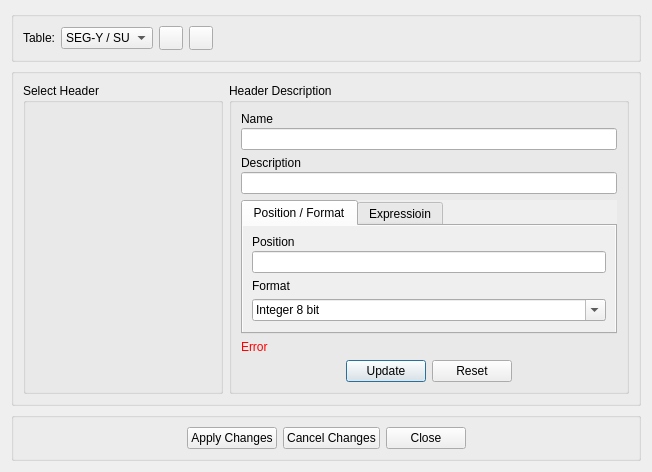
Before: the Qt Designer form SeiSeeMp/edithdrdialog.ui in wangweiwei104/SeiSee, drawn with Qt 5.
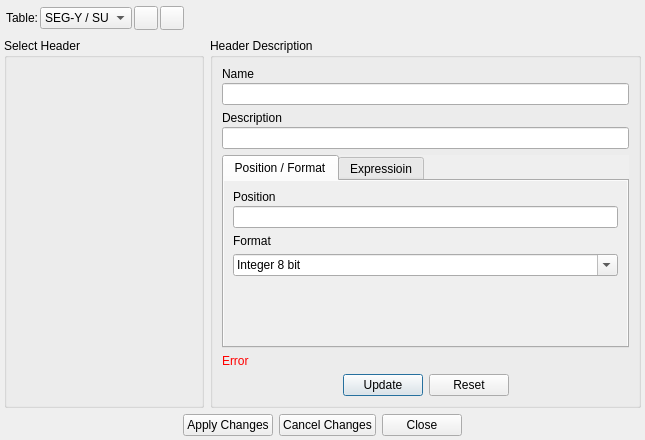
After: the same form once the commit is applied. Icons and pictures are not drawn. Custom widgets are drawn as their Qt base class.

Patch:
```diff
--- a/SeiSeeMp/edithdrdialog.ui
+++ b/SeiSeeMp/edithdrdialog.ui
@@ -14,18 +14,42 @@
    <string>Header Editor</string>
   </property>
   <layout class="QVBoxLayout" name="verticalLayout_4">
+   <property name="leftMargin">
+    <number>4</number>
+   </property>
+   <property name="topMargin">
+    <number>4</number>
+   </property>
+   <property name="rightMargin">
+    <number>4</number>
+   </property>
+   <property name="bottomMargin">
+    <number>4</number>
+   </property>
    <item>
-    <widget class="QGroupBox" name="groupBox_5">
+    <widget class="CustomFrame" name="frame_5">
      <property name="sizePolicy">
       <sizepolicy hsizetype="Preferred" vsizetype="Fixed">
        <horstretch>0</horstretch>
        <verstretch>0</verstretch>
       </sizepolicy>
      </property>
-     <property name="title">
-      <string/>
-     </property>
      <layout class="QHBoxLayout" name="horizontalLayout">
+      <property name="spacing">
+       <number>2</number>
+      </property>
+      <property name="leftMargin">
+       <number>2</number>
+      </property>
+      <property name="topMargin">
+       <number>2</number>
+      </property>
+      <property name="rightMargin">
+       <number>2</number>
+      </property>
+      <property name="bottomMargin">
+       <number>2</number>
+      </property>
       <item>
        <widget class="QLabel" name="label_6">
         <property name="text">
@@ -155,11 +179,23 @@
     </widget>
    </item>
    <item>
-    <widget class="QGroupBox" name="groupBox_2">
-     <property name="title">
-      <string/>
-     </property>
+    <widget class="QFrame" name="frame_2">
      <layout class="QHBoxLayout" name="horizontalLayout_3">
+      <property name="spacing">
+       <number>6</number>
+      </property>
+      <property name="leftMargin">
+       <number>0</number>
+      </property>
+      <property name="topMargin">
+       <number>0</number>
+      </property>
+      <property name="rightMargin">
+       <number>0</number>
+      </property>
+      <property name="bottomMargin">
+       <number>0</number>
+      </property>
       <item>
        <widget class="QGroupBox" name="hdrsBox">
         <property name="sizePolicy">
@@ -534,17 +570,26 @@
     </widget>
    </item>
    <item>
-    <widget class="QGroupBox" name="groupBox_3">
+    <widget class="QFrame" name="frame_3">
      <property name="sizePolicy">
       <sizepolicy hsizetype="Preferred" vsizetype="Fixed">
        <horstretch>0</horstretch>
        <verstretch>0</verstretch>
       </sizepolicy>
      </property>
-     <property name="title">
-      <string/>
-     </property>
      <layout class="QHBoxLayout" name="horizontalLayout_2">
+      <property name="leftMargin">
+       <number>0</number>
+      </property>
+      <property name="topMargin">
+       <number>0</number>
+      </property>
+      <property name="rightMargin">
+       <number>0</number>
+      </property>
+      <property name="bottomMargin">
+       <number>0</number>
+      </property>
       <item>
        <spacer name="horizontalSpacer">
         <property name="orientation">
@@ -597,6 +642,14 @@
    </item>
   </layout>
  </widget>
+ <customwidgets>
+  <customwidget>
+   <class>CustomFrame</class>
+   <extends>QFrame</extends>
+   <header>customcontrols.h</header>
+   <container>1</container>
+  </customwidget>
+ </customwidgets>
  <resources>
   <include location="myrc.qrc"/>
  </resources>
```
